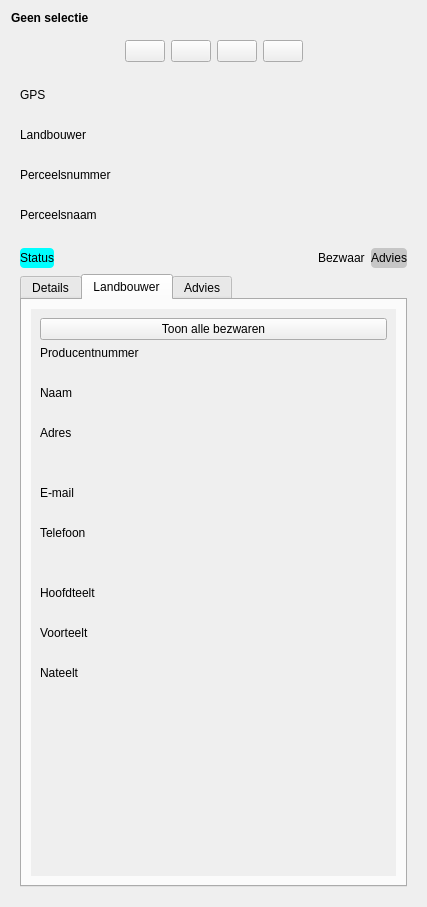
First picture: the form in ui_parcelinfowidget.ui, repository DOV-Vlaanderen/erosiebezwaren, before the edit.
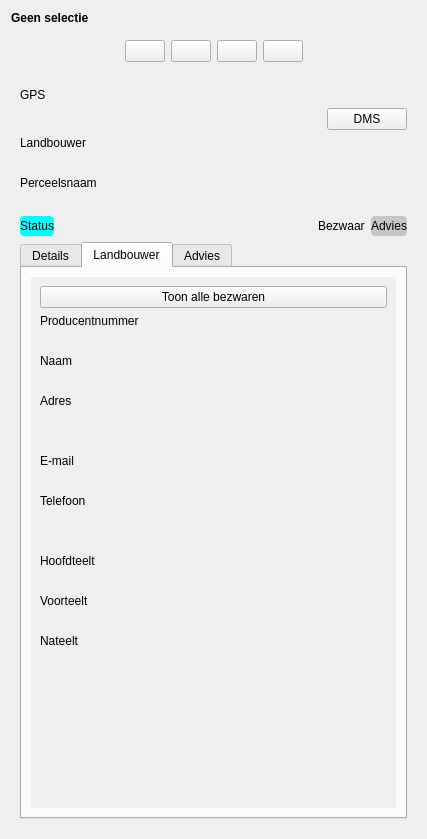
Second picture: the form after the edit. The open tabs and pages were chosen to show the change. Icons and pictures are not drawn. Custom widgets are drawn as their Qt base class.

```diff
--- a/ui_parcelinfowidget.ui
+++ b/ui_parcelinfowidget.ui
@@ -7,7 +7,7 @@
     <x>0</x>
     <y>0</y>
     <width>427</width>
-    <height>907</height>
+    <height>839</height>
    </rect>
   </property>
   <property name="windowTitle">
@@ -169,20 +169,40 @@
        </widget>
       </item>
       <item>
-       <widget class="QLabel" name="lbv_gps">
-        <property name="styleSheet">
-         <string notr="true">* { font-style: italic; }</string>
-        </property>
-        <property name="text">
-         <string/>
-        </property>
-        <property name="indent">
-         <number>20</number>
-        </property>
-        <property name="buddy">
-         <cstring></cstring>
-        </property>
-       </widget>
+       <layout class="QHBoxLayout" name="horizontalLayout_5">
+        <item>
+         <widget class="QLabel" name="lbv_gps">
+          <property name="styleSheet">
+           <string notr="true">* { font-style: italic; }</string>
+          </property>
+          <property name="text">
+           <string/>
+          </property>
+          <property name="indent">
+           <number>20</number>
+          </property>
+          <property name="buddy">
+           <cstring></cstring>
+          </property>
+         </widget>
+        </item>
+        <item>
+         <widget class="QPushButton" name="btn_gpsDms">
+          <property name="sizePolicy">
+           <sizepolicy hsizetype="Maximum" vsizetype="Fixed">
+            <horstretch>0</horstretch>
+            <verstretch>0</verstretch>
+           </sizepolicy>
+          </property>
+          <property name="text">
+           <string>DMS</string>
+          </property>
+          <property name="checkable">
+           <bool>true</bool>
+          </property>
+         </widget>
+        </item>
+       </layout>
       </item>
       <item>
        <widget class="QLabel" name="lb_landbouwer">
@@ -207,26 +227,6 @@
         </property>
        </widget>
       </item>
-      <item>
-       <widget class="QLabel" name="lb_perceelsnummer">
-        <property name="text">
-         <string>Perceelsnummer</string>
-        </property>
-       </widget>
-      </item>
-      <item>
-       <widget class="QLabel" name="efw_perceelsnr_va_2015">
-        <property name="styleSheet">
-         <string notr="true">* { font-style: italic; }</string>
-        </property>
-        <property name="text">
-         <string/>
-        </property>
-        <property name="indent">
-         <number>20</number>
-        </property>
-       </widget>
-      </item>
       <item>
        <widget class="QLabel" name="lb_perceelsnaam">
         <property name="text">
@@ -719,7 +719,7 @@
                <x>0</x>
                <y>0</y>
                <width>356</width>
-               <height>531</height>
+               <height>534</height>
               </rect>
              </property>
              <layout class="QVBoxLayout" name="verticalLayout_7">
@@ -797,20 +797,50 @@
                </widget>
               </item>
               <item>
-               <widget class="QLabel" name="lbv_postcode_gemeente">
-                <property name="styleSheet">
-                 <string notr="true">* { font-style: italic; }</string>
-                </property>
-                <property name="text">
-                 <string/>
-                </property>
-                <property name="wordWrap">
-                 <bool>true</bool>
-                </property>
-                <property name="indent">
-                 <number>20</number>
-                </property>
-               </widget>
+               <layout class="QHBoxLayout" name="horizontalLayout_4">
+                <item>
+                 <spacer name="horizontalSpacer_4">
+                  <property name="orientation">
+                   <enum>Qt::Horizontal</enum>
+                  </property>
+                  <property name="sizeType">
+                   <enum>QSizePolicy::Fixed</enum>
+                  </property>
+                  <property name="sizeHint" stdset="0">
+                   <size>
+                    <width>20</width>
+                    <height>0</height>
+                   </size>
+                  </property>
+                 </spacer>
+                </item>
+                <item>
+                 <widget class="ValueLabel" name="efw_postcode">
+                  <property name="sizePolicy">
+                   <sizepolicy hsizetype="Maximum" vsizetype="Preferred">
+                    <horstretch>0</horstretch>
+                    <verstretch>0</verstretch>
+                   </sizepolicy>
+                  </property>
+                  <property name="styleSheet">
+                   <string notr="true">* { font-style: italic; }</string>
+                  </property>
+                  <property name="text">
+                   <string/>
+                  </property>
+                 </widget>
+                </item>
+                <item>
+                 <widget class="ValueLabel" name="efw_gemeente">
+                  <property name="styleSheet">
+                   <string notr="true">* { font-style: italic; }</string>
+                  </property>
+                  <property name="text">
+                   <string/>
+                  </property>
+                 </widget>
+                </item>
+               </layout>
               </item>
               <item>
                <widget class="QLabel" name="lb_email">
@@ -1219,6 +1249,11 @@
    <extends>QPushButton</extends>
    <header>Erosiebezwaren/widgets/valuelabel.h</header>
   </customwidget>
+  <customwidget>
+   <class>ValueLabel</class>
+   <extends>QLabel</extends>
+   <header>Erosiebezwaren/widgets/valuelabel.h</header>
+  </customwidget>
  </customwidgets>
  <resources>
   <include location="resources.qrc"/>
```
Left out of the diff: 105 changed lines with no effect on the pictures.
